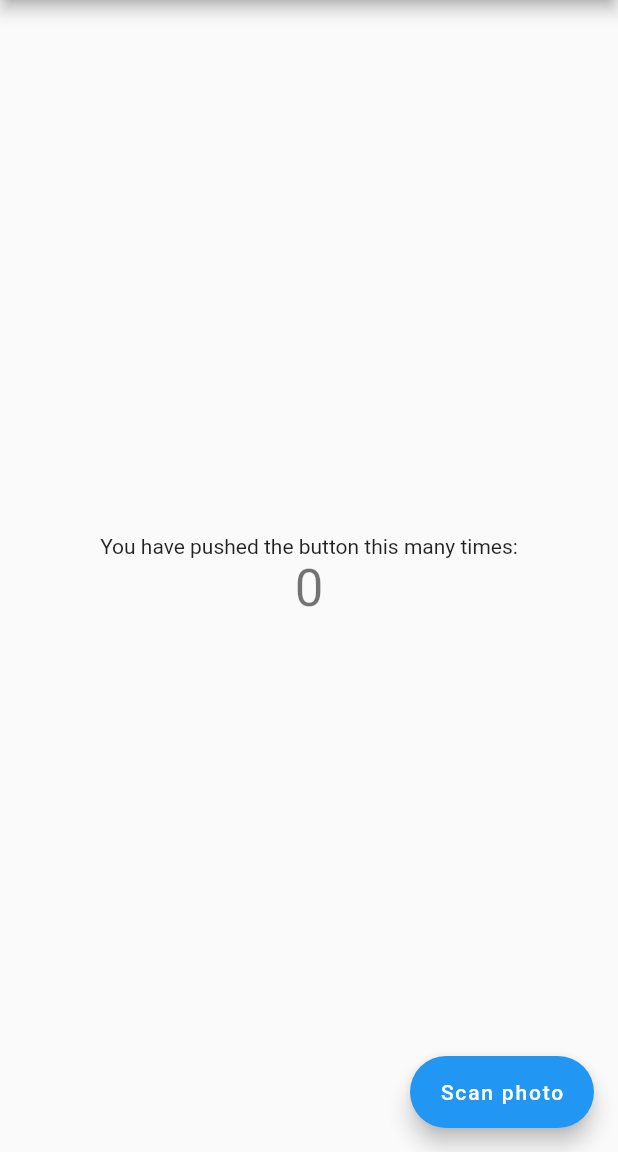
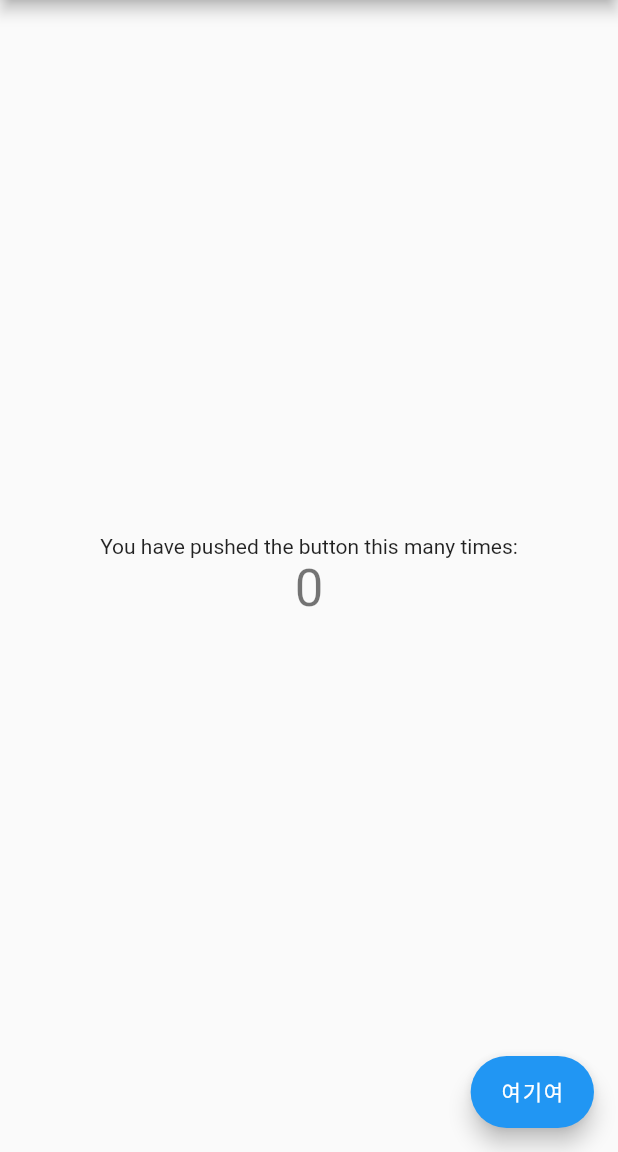
Before and after one commit to kkong3456/voltesop, a Flutter app: the screen it shows after launch, on a phone screen of 412 x 824 dp, the part 84-1236 px from its top. Run offline on Flutter 3.47's test engine with Material 2 defaults, Android fonts, the phone set to English and light mode, and no system bars; our stand-ins replace fluttertoast, image_cropper, image_picker, video_player; missing offline and left inert: google_mlkit_text_recognition.

Commit message:
한글화

```diff
--- a/lib/Utils/image_cropper_page.dart
+++ b/lib/Utils/image_cropper_page.dart
@@ -17,7 +17,7 @@ Future<String> imageCropperView(String? path, BuildContext context) async {
     ],
     uiSettings: [
       AndroidUiSettings(
-          toolbarTitle: 'Crop Image',
+          toolbarTitle: '오리기',
           toolbarColor: Colors.blue,
           toolbarWidgetColor: Colors.white,
           initAspectRatio: CropAspectRatioPreset.original,
--- a/lib/main.dart
+++ b/lib/main.dart
@@ -2,7 +2,6 @@ import 'dart:developer';
 
 import 'package:flutter/cupertino.dart';
 import 'package:flutter/material.dart';
-import 'package:fluttertoast/fluttertoast.dart';
 import 'package:image_picker/image_picker.dart';
 import 'package:ocr/Screen/recognization_page.dart';
 import 'package:ocr/Screen/video_player_page.dart';
@@ -136,8 +135,8 @@ class _MyHomePageState extends State<MyHomePage> {
             });
           });
         },
-        tooltip: 'Increment',
-        label: const Text("Scan photo"),
+        tooltip: 'Text Scan',
+        label: const Text("여기여"),
       ), // This trailing comma makes auto-formatting nicer for build methods.
     );
   }
```
Also changed, not shown: lib/Screen/recognization_page.dart (+13 -10 lines).
